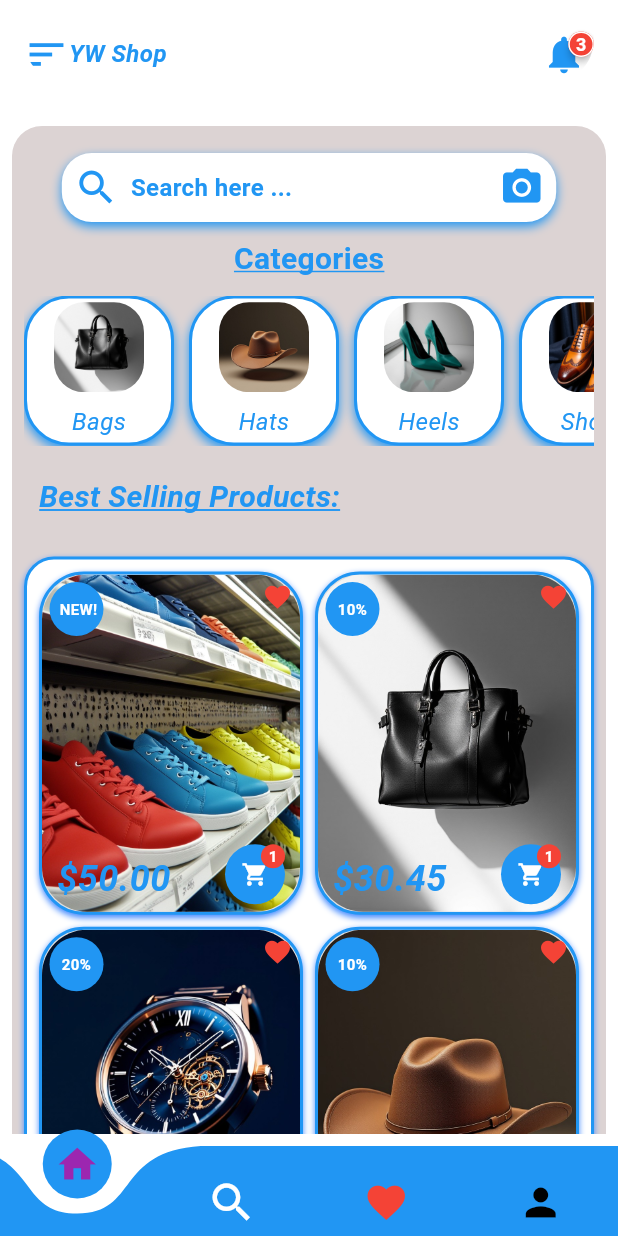
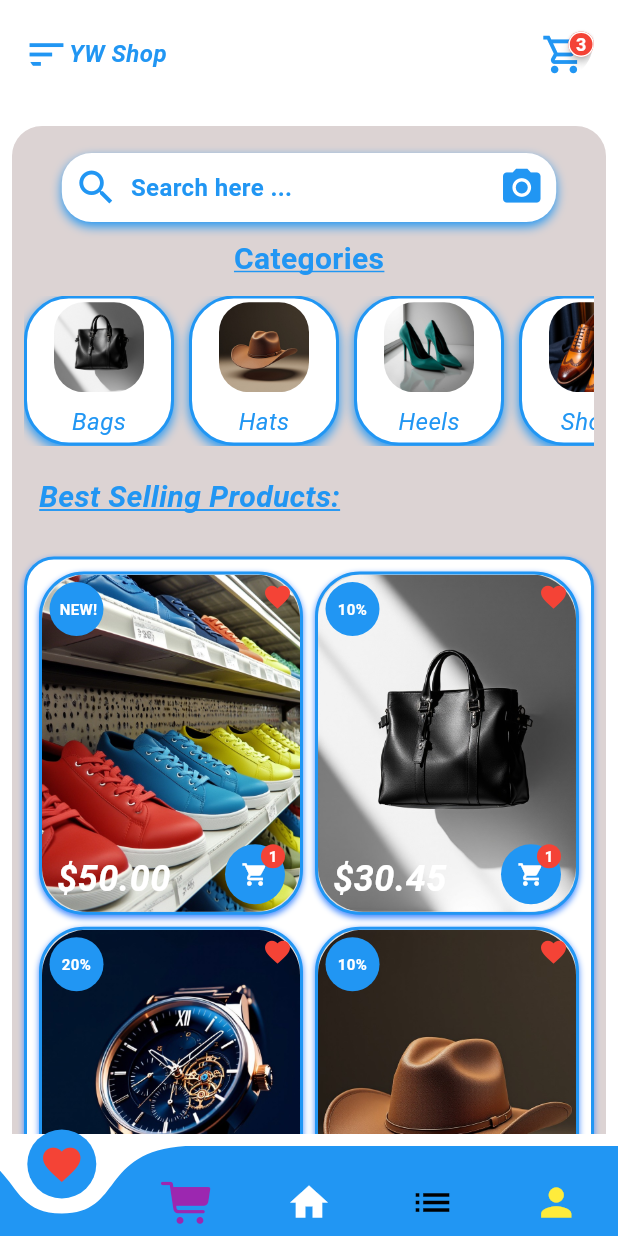
Before and after one commit to Yvonne-Wanja-1/Online-Shop-2, a Flutter app: the screen it shows after launch, on a phone screen of 412 x 824 dp. Run offline on Flutter 3.47's test engine with Material 3 defaults, Android fonts, the phone set to English and light mode, and no system bars; drawn by our look-alikes of badges, curved_navigation_bar; Roboto replaces fonts that are missing (Arial).

```diff
--- a/recap/lib/main.dart
+++ b/recap/lib/main.dart
@@ -1,5 +1,6 @@
 import 'package:flutter/material.dart';
 import 'package:recap/pages/homepage.dart';
+import 'package:recap/pages/CartPage.dart';
 
 void main(){
   runApp(MyApp());
@@ -18,6 +19,8 @@ class MyApp extends StatelessWidget {
       ),
      routes: {
         '/': (context) => const Homepage(),
+        '/CartPage': (context) => const Cartpage(),
+
       },
 
     );
--- a/recap/lib/pages/homepage.dart
+++ b/recap/lib/pages/homepage.dart
@@ -1,4 +1,5 @@
 import 'package:curved_navigation_bar/curved_navigation_bar.dart';
+import 'package:flutter/cupertino.dart';
 import 'package:flutter/material.dart';
 import 'package:recap/widgets/homepageappbar.dart';
 import 'package:recap/widgets/itemswidget.dart';
@@ -212,10 +213,11 @@ class Homepage extends StatelessWidget {
 
 
         bottomNavigationBar: CurvedNavigationBar(items: [
-          Icon(Icons.home, size: 30, color: Colors.purple),
-          Icon(Icons.search, size: 34, color: Colors.white),
           Icon(Icons.favorite, size: 30, color: Colors.red),
-          Icon(Icons.person, size: 30, color: Colors.black),
+          Icon(CupertinoIcons.cart_fill,size: 34, color: Colors.purple),
+          Icon(Icons.home, size: 30, color: Colors.white),
+          Icon(Icons.list, size: 30, color: Colors.black),
+          Icon(Icons.person, size: 30, color: Colors.yellow),
         ],
         //corner radius:
 
--- a/recap/lib/widgets/homepageappbar.dart
+++ b/recap/lib/widgets/homepageappbar.dart
@@ -55,9 +55,12 @@ class HomePageAppBar extends StatelessWidget {
                     ),
                   ),
                   child: InkWell(
-                    onTap: () {},
+                    onTap: () {
+                      // Navigate to the cart page
+                      Navigator.pushNamed(context, "/CartPage");
+                    },
                     child: Icon(
-                      Icons.notifications,
+                      Icons.shopping_cart_outlined,
                       color: Colors.blue,
                       size: 30,
                     ),
--- a/recap/lib/widgets/itemswidget.dart
+++ b/recap/lib/widgets/itemswidget.dart
@@ -103,7 +103,7 @@ class Itemswidget extends StatelessWidget {
                       fontFamily: 'Arial',
                       fontSize: 24,
                       fontWeight: FontWeight.bold,
-                      color: Colors.blue,
+                      color: Colors.white,
                     ),
                   ),
                 ),
```
Also changed, not shown: recap/lib/pages/CartPage.dart (added, +10 -0 lines).
